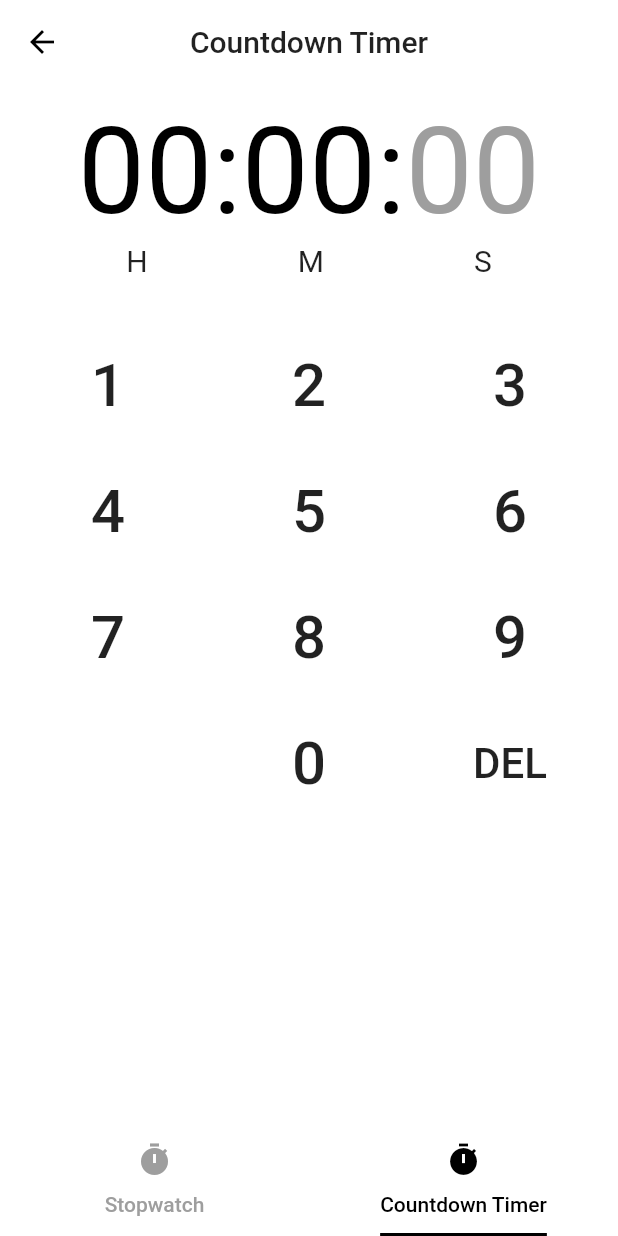
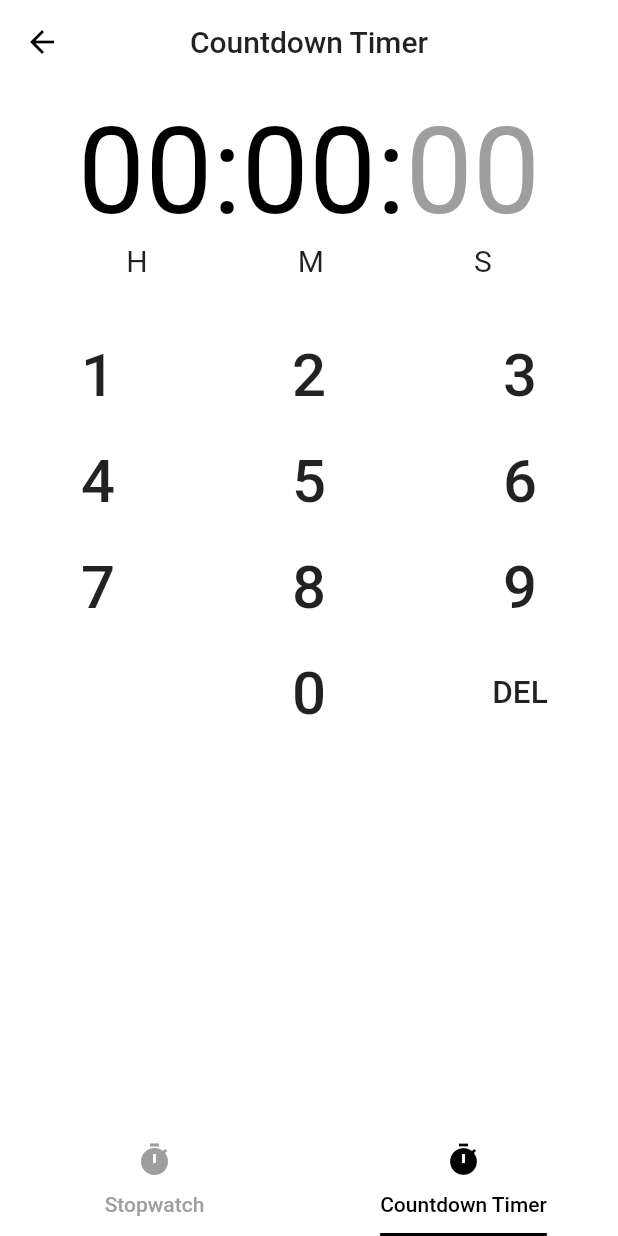
Before and after one commit to anarghya-das/YourBoard, a Flutter app: the TabPage screen opened directly, tab 2 chosen, on a phone screen of 412 x 824 dp. Run offline on Flutter 3.47's test engine with Material 2 defaults, Android fonts, the phone set to English and light mode, and no system bars; our stand-ins replace audioplayers, flutter_local_notifications, image_picker, random_string, shared_preferences; accounts and stored records are empty.

Commit message:
:bug: minor bug fixes

```diff
--- a/lib/TimerPage.dart
+++ b/lib/TimerPage.dart
@@ -29,7 +29,7 @@ class _TimerPageState extends State<TimerPage>
   Timer _watchHandler;
   static AudioCache player = new AudioCache();
   Future<AudioPlayer> audioPlayer;
-  bool isAudioPlaying = false;
+  bool isAudioPlaying = false, isPaused = false;
   FlutterLocalNotificationsPlugin _flutterLocalNotificationsPlugin;
 
   TextStyle _check(String time) {
@@ -88,11 +88,13 @@ class _TimerPageState extends State<TimerPage>
         if (isAudioPlaying) {
           showNotification();
         }
+        isPaused = true;
         break;
       case AppLifecycleState.resumed:
         if (isAudioPlaying) {
           hideNotification();
         }
+        isPaused = false;
         break;
       case AppLifecycleState.inactive:
         break;
@@ -195,7 +197,7 @@ class _TimerPageState extends State<TimerPage>
                   shrinkWrap: true,
                   padding: EdgeInsets.only(left: 30, top: 30, right: 30),
                   crossAxisCount: 3,
-                  crossAxisSpacing: 50.0,
+                  crossAxisSpacing: 70.0,
                   mainAxisSpacing: 0.0,
                   children: _fillGrid(),
                 ),
@@ -223,9 +225,10 @@ class _TimerPageState extends State<TimerPage>
                           if (timer.tick == duration.inSeconds) {
                             audioPlayer = player.loop("alarm.wav");
                             timer.cancel();
-                            setState(() {
-                              isAudioPlaying = true;
-                            });
+                            isAudioPlaying = true;
+                            if (isPaused) {
+                              showNotification();
+                            }
                           }
                           setState(() {
                             if (_seconds == 0 && _minutes != 0) {
@@ -452,7 +455,7 @@ class _TimerPageState extends State<TimerPage>
           },
           child: Text(
             "$i",
-            style: TextStyle(fontSize: i == "DEL" ? 28 : 40),
+            style: TextStyle(fontSize: i == "DEL" ? 21 : 40),
           )));
     });
     return all;
```
